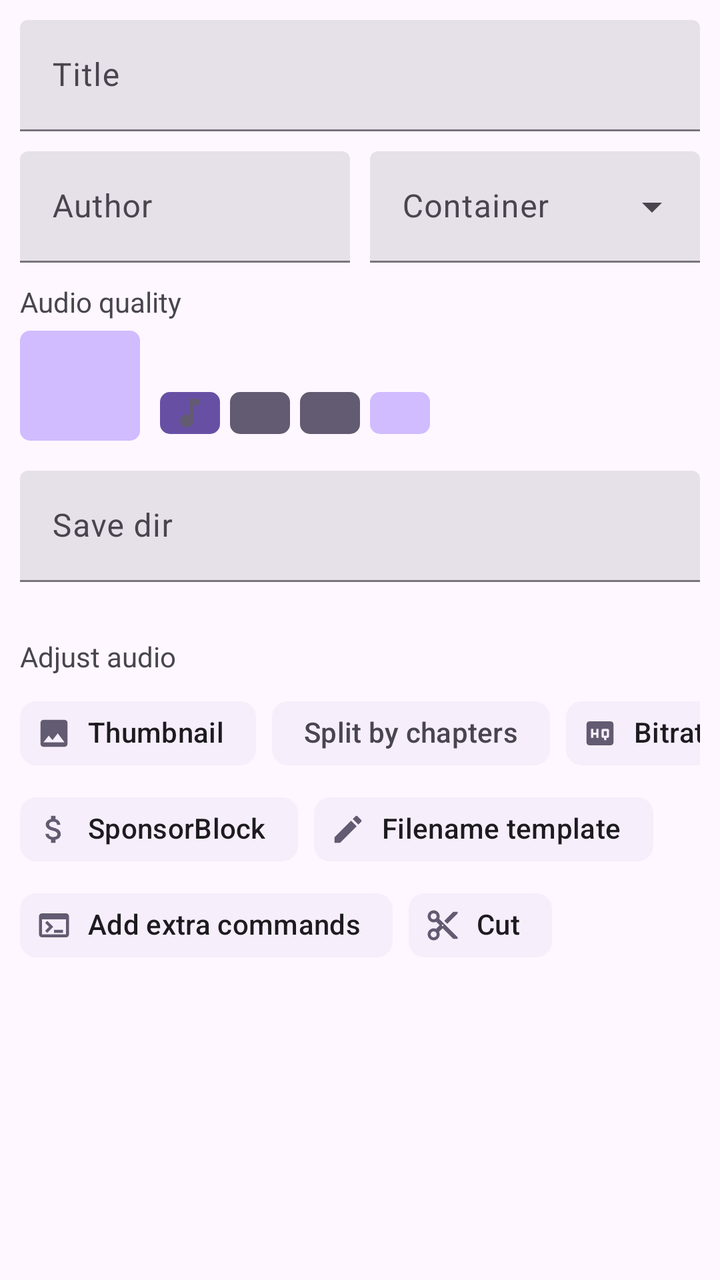
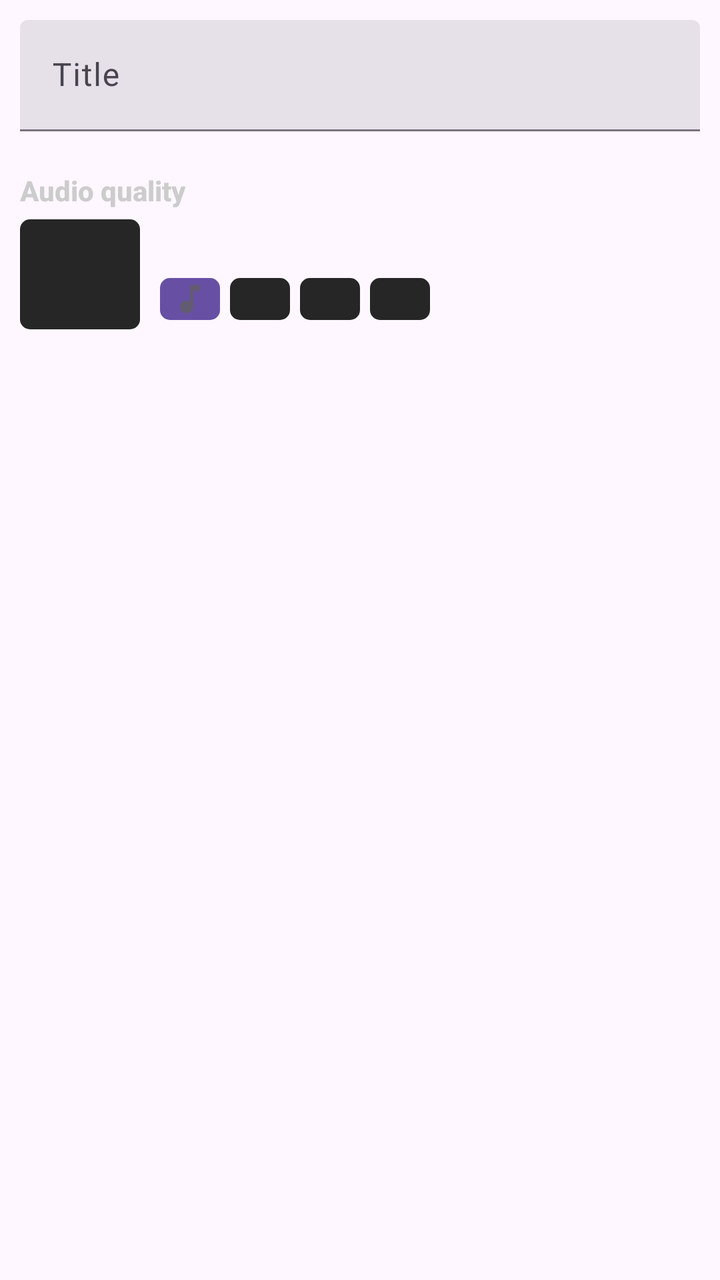

Screens rendered from an Android XML layout before and after an edit, with the pre-edit source and the edit as a unified diff.
<!-- AndroidManifest.xml: application theme BaseTheme -->
<!-- res/layout/fragment_download_audio.xml -->
<?xml version="1.0" encoding="utf-8"?>
<androidx.core.widget.NestedScrollView android:layout_width="match_parent"
    android:layout_height="wrap_content"
    android:scrollbars="none"
    xmlns:android="http://schemas.android.com/apk/res/android">

    <androidx.constraintlayout.widget.ConstraintLayout android:layout_width="match_parent"
        android:layout_height="match_parent"
        xmlns:app="http://schemas.android.com/apk/res-auto">

        <LinearLayout
            android:layout_width="match_parent"
            android:layout_height="match_parent"
            android:orientation="vertical">

            <com.google.android.material.textfield.TextInputLayout
                android:id="@+id/title_textinput"
                android:layout_width="match_parent"
                android:layout_height="wrap_content"
                android:layout_marginTop="10dp"
                android:paddingHorizontal="10dp"
                android:paddingBottom="10dp"
                android:hint="@string/title"
                style="@style/Widget.Material3.TextInputLayout.FilledBox">

                <com.google.android.material.textfield.TextInputEditText
                    android:layout_width="match_parent"
                    android:inputType="text"
                    android:layout_height="wrap_content"
                    />

            </com.google.android.material.textfield.TextInputLayout>

            <LinearLayout
                android:layout_width="match_parent"
                android:layout_height="wrap_content"
                android:paddingHorizontal="10dp"
                android:divider="@drawable/divider_10dp"
                android:showDividers="middle"
                android:orientation="horizontal">

                <com.google.android.material.textfield.TextInputLayout
                    android:id="@+id/author_textinput"
                    android:layout_width="0dp"
                    android:layout_height="wrap_content"
                    android:layout_weight="45"
                    android:hint="@string/author"
                    style="@style/Widget.Material3.TextInputLayout.FilledBox">

                    <com.google.android.material.textfield.TextInputEditText
                        android:layout_width="match_parent"
                        android:inputType="text"
                        android:layout_height="wrap_content"
                        />

                </com.google.android.material.textfield.TextInputLayout>


                <com.google.android.material.textfield.TextInputLayout
                    android:id="@+id/downloadContainer"
                    style="@style/Widget.Material3.TextInputLayout.FilledBox.ExposedDropdownMenu"
                    android:layout_width="0dp"
                    android:layout_weight="45"
                    android:layout_height="wrap_content"
                    android:hint="@string/container">

                    <AutoCompleteTextView
                        android:id="@+id/container_textview"
                        android:layout_width="match_parent"
                        android:layout_height="wrap_content"
                        android:textDirection="locale"
                        android:inputType="none"
                        app:simpleItems="@array/audio_containers"
                        />

                </com.google.android.material.textfield.TextInputLayout>

            </LinearLayout>

            <TextView
                android:layout_width="wrap_content"
                android:layout_height="wrap_content"
                android:paddingTop="10dp"
                android:paddingHorizontal="10dp"
                android:text="@string/audio_quality" />
            <include layout="@layout/format_item" />


            <com.google.android.material.textfield.TextInputLayout
                android:id="@+id/outputPath"
                android:paddingHorizontal="10dp"
                android:paddingBottom="0dp"
                android:paddingTop="10dp"
                style="@style/Widget.Material3.TextInputLayout.FilledBox"
                android:layout_width="match_parent"
                android:layout_height="wrap_content"
                android:hint="@string/save_dir">

                <com.google.android.material.textfield.TextInputEditText
                    android:layout_width="match_parent"
                    android:layout_height="wrap_content"
                    android:maxLines="2"
                    android:inputType="textMultiLine" />

            </com.google.android.material.textfield.TextInputLayout>

            <TextView
                android:id="@+id/freespace"
                android:paddingHorizontal="20dp"
                android:textSize="13sp"
                android:textColor="@android:color/tab_indicator_text"
                android:layout_width="wrap_content"
                android:layout_height="wrap_content" />

            <include layout="@layout/adjust_audio" />


        </LinearLayout>


    </androidx.constraintlayout.widget.ConstraintLayout>

</androidx.core.widget.NestedScrollView>
<!-- res/layout/format_item.xml (included above) -->
<?xml version="1.0" encoding="utf-8"?>
<com.google.android.material.card.MaterialCardView xmlns:app="http://schemas.android.com/apk/res-auto"
    xmlns:tools="http://schemas.android.com/tools"
    android:id="@+id/format_card_constraintLayout"
    android:layout_width="match_parent"
    xmlns:android="http://schemas.android.com/apk/res/android"
    android:checkable="true"
    android:clickable="true"
    android:focusable="true"
    android:backgroundTint="@android:color/transparent"
    app:checkedIcon="@drawable/snaptube_radio_checked"
    app:checkedIconTint="#FFB800"
    app:checkedIconGravity="TOP_END"
    app:checkedIconMargin="16dp"
    app:checkedIconSize="22dp"
    app:shapeAppearance="@style/ShapeAppearanceOverlay.Avatar"
    app:strokeWidth="0dp"
    app:cardPreventCornerOverlap="true"
    android:layout_height="wrap_content">

    <androidx.constraintlayout.widget.ConstraintLayout
        android:layout_width="match_parent"
        android:paddingVertical="5dp"
        android:paddingHorizontal="10dp"
        android:layout_height="wrap_content">

        <TextView
            android:id="@+id/container"
            android:layout_width="60dp"
            android:background="@drawable/rounded_corner"
            android:backgroundTint="?attr/colorPrimaryInverse"
            android:textColor="@color/white"
            android:clickable="false"
            android:layout_height="55dp"
            android:gravity="center"

            android:maxLines="1"
            android:lines="1"
            app:autoSizeTextType="uniform"
            app:autoSizeMinTextSize="8sp"
            app:autoSizeMaxTextSize="18sp"
            app:autoSizeStepGranularity="1sp"

            android:minWidth="30dp"
            app:cornerRadius="10dp"
            app:layout_constraintBottom_toBottomOf="parent"
            app:layout_constraintStart_toStartOf="parent"
            app:layout_constraintTop_toTopOf="parent" />


        <com.google.android.material.progressindicator.LinearProgressIndicator
            android:id="@+id/format_loading_progress"
            android:visibility="gone"
            android:layout_width="0dp"
            android:indeterminate="true"
            app:trackCornerRadius="20dp"
            app:trackColor="#000"
            android:layout_gravity="bottom"
            android:alpha="0.3"
            android:scaleY="200"
            app:layout_constraintTop_toTopOf="@id/container"
            app:layout_constraintBottom_toBottomOf="@id/container"
            app:layout_constraintStart_toStartOf="@id/container"
            app:layout_constraintEnd_toEndOf="@id/container"
            android:layout_height="wrap_content" />

        <androidx.constraintlayout.widget.ConstraintLayout
            android:layout_width="0dp"
            android:layout_height="wrap_content"
            android:orientation="vertical"
            app:layout_constraintBottom_toBottomOf="parent"
            app:layout_constraintEnd_toEndOf="parent"
            app:layout_constraintHorizontal_bias="0.0"
            app:layout_optimizationLevel="none"
            app:layout_constraintStart_toEndOf="@+id/container"
            app:layout_constraintTop_toTopOf="parent">


            <TextView
                android:id="@+id/format_note"
                android:layout_width="0dp"
                android:layout_height="wrap_content"
                android:textDirection="locale"
                android:ellipsize="end"
                android:gravity="start"
                android:maxLines="2"
                android:paddingHorizontal="10dp"
                android:textSize="20sp"
                app:layout_constrainedWidth="true"
                app:layout_constraintEnd_toStartOf="@+id/format_id"
                app:layout_constraintHorizontal_bias="0.0"
                app:layout_constraintHorizontal_chainStyle="packed"
                app:layout_constraintStart_toStartOf="parent"
                app:layout_constraintTop_toTopOf="parent" />

            <TextView
                android:id="@+id/format_id"
                android:layout_width="wrap_content"
                android:minWidth="40dp"
                android:layout_height="wrap_content"
                android:clickable="false"
                android:ellipsize="end"
                android:gravity="end"
                android:maxLines="1"
                app:layout_constraintEnd_toEndOf="parent"
                app:layout_constraintStart_toEndOf="@id/format_note"
                app:layout_constraintTop_toTopOf="@id/format_note"
                app:layout_constraintBottom_toBottomOf="@id/format_note"
                app:layout_constraintVertical_bias="0.0" />


            <androidx.constraintlayout.widget.Barrier
                android:id="@+id/formatnote_formatid"
                android:layout_width="wrap_content"
                android:layout_height="wrap_content"
                app:barrierDirection="bottom"
                app:constraint_referenced_ids="format_note,format_id" />


            <RelativeLayout
                android:id="@+id/relativeLayout"
                app:layout_constraintHorizontal_chainStyle="spread_inside"
                android:layout_width="wrap_content"
                android:layout_height="wrap_content"
                app:layout_constraintBottom_toBottomOf="parent"
                app:layout_constraintEnd_toEndOf="parent"
                app:layout_constraintHorizontal_bias="0.0"
                app:layout_constraintStart_toStartOf="parent"
                app:layout_constraintTop_toBottomOf="@id/formatnote_formatid">

                <HorizontalScrollView
                    android:layout_width="wrap_content"
                    android:layout_height="wrap_content"
                    android:layout_marginStart="10dp"
                    android:clickable="false"
                    android:focusable="false"
                    android:scrollbars="none">

                    <LinearLayout
                        android:id="@+id/linearLayout"
                        android:layout_width="wrap_content"
                        android:layout_height="wrap_content"
                        android:layout_gravity="bottom"
                        android:orientation="horizontal">

                        <TextView
                            android:id="@+id/audio_formats"
                            style="@style/Widget.Material3.FloatingActionButton.Large.Primary"
                            android:layout_width="wrap_content"
                            android:layout_height="wrap_content"
                            android:layout_marginEnd="5dp"
                            android:background="@drawable/rounded_corner"
                            android:backgroundTint="?attr/colorPrimary"
                            android:clickable="false"
                            android:ellipsize="end"
                            android:gravity="center"
                            android:maxLength="17"
                            android:minWidth="30dp"
                            android:paddingHorizontal="5dp"
                            android:outlineProvider="none"
                            android:textStyle="bold"
                            app:cornerRadius="10dp"
                            app:drawableStartCompat="@drawable/ic_music_formatcard"
                            app:layout_constraintBottom_toBottomOf="parent"
                            app:layout_constraintStart_toStartOf="parent"
                            app:layout_constraintTop_toTopOf="parent"  />


                        <TextView
                            android:id="@+id/codec"
                            style="@style/Widget.Material3.FloatingActionButton.Large.Secondary"
                            android:layout_width="wrap_content"
                            android:layout_height="wrap_content"
                            android:layout_marginEnd="5dp"
                            android:background="@drawable/rounded_corner"
                            android:backgroundTint="?attr/colorSecondary"
                            android:clickable="false"
                            android:gravity="center"
                            android:outlineProvider="none"
                            android:maxWidth="90dp"
                            android:maxLines="1"
                            android:minWidth="30dp"
                            android:paddingHorizontal="5dp"
                            android:textStyle="bold"
                            app:cornerRadius="10dp"
                            app:layout_constraintBottom_toBottomOf="parent"
                            app:layout_constraintStart_toStartOf="parent"
                            app:layout_constraintTop_toTopOf="parent" />

                        <TextView
                            android:id="@+id/file_size"
                            style="@style/Widget.Material3.FloatingActionButton.Large.Tertiary"
                            android:layout_width="wrap_content"
                            android:layout_height="wrap_content"
                            android:layout_marginEnd="5dp"
                            android:background="@drawable/rounded_corner"
                            android:backgroundTint="?attr/colorSecondary"
                            android:clickable="false"
                            android:gravity="center"
                            android:minWidth="30dp"
                            android:outlineProvider="none"
                            android:paddingHorizontal="5dp"
                            android:textStyle="bold"
                            app:cornerRadius="10dp"
                            app:layout_constraintBottom_toBottomOf="parent"
                            app:layout_constraintStart_toStartOf="parent"
                            app:layout_constraintTop_toTopOf="parent" />

                        <TextView
                            android:id="@+id/bitrate"
                            android:layout_width="wrap_content"
                            android:layout_height="wrap_content"
                            android:layout_marginEnd="5dp"
                            android:background="@drawable/rounded_corner"
                            android:backgroundTint="?attr/colorPrimaryInverse"
                            android:textColor="@color/white"
                            android:clickable="false"
                            android:gravity="center"
                            android:minWidth="30dp"
                            android:paddingHorizontal="5dp"
                            android:outlineProvider="none"
                            android:textStyle="bold"
                            app:cornerRadius="10dp"
                            app:layout_constraintBottom_toBottomOf="parent"
                            app:layout_constraintStart_toStartOf="parent"
                            app:layout_constraintTop_toTopOf="parent" />

                    </LinearLayout>

                </HorizontalScrollView>

            </RelativeLayout>



        </androidx.constraintlayout.widget.ConstraintLayout>

    </androidx.constraintlayout.widget.ConstraintLayout>


</com.google.android.material.card.MaterialCardView>
<!-- res/layout/adjust_audio.xml (included above) -->
<LinearLayout android:layout_width="match_parent"
    android:id="@+id/adjust"
    xmlns:app="http://schemas.android.com/apk/res-auto"
    android:paddingHorizontal="10dp"
    android:layout_height="wrap_content"
    android:orientation="vertical"
    xmlns:android="http://schemas.android.com/apk/res/android">

    <TextView
        android:paddingTop="10dp"
        android:layout_width="wrap_content"
        android:paddingBottom="5dp"
        android:layout_height="wrap_content"
        android:text="@string/adjust_audio" />

    <HorizontalScrollView
        android:scrollbars="none"
        android:layout_width="wrap_content"
        android:layout_height="wrap_content" >

        <com.google.android.material.chip.ChipGroup
            android:layout_width="wrap_content"
            app:chipSpacingVertical="0dp"
            app:singleLine="true"
            android:layout_height="wrap_content">

            <com.google.android.material.chip.Chip
                android:id="@+id/thumbnail"
                style="@style/Widget.Material3.Chip.Assist.Elevated"
                android:layout_width="wrap_content"
                android:layout_height="wrap_content"
                android:checked="false"
                app:chipIcon="@drawable/ic_image"
                android:outlineProvider="none"
                android:text="@string/thumbnail" />

            <com.google.android.material.chip.Chip
                android:id="@+id/split_by_chapters"
                style="@style/Widget.Material3.Chip.Filter.Elevated"
                android:layout_width="wrap_content"
                android:layout_height="wrap_content"
                android:checked="false"
                android:outlineProvider="none"
                android:text="@string/split_by_chapters"/>

            <com.google.android.material.chip.Chip
                android:id="@+id/audio_bitrate"
                style="@style/Widget.Material3.Chip.Assist.Elevated"
                android:layout_width="wrap_content"
                android:layout_height="wrap_content"
                android:gravity="center"
                android:minWidth="30dp"
                android:outlineProvider="none"
                android:text="@string/bitrate"
                app:chipIcon="@drawable/baseline_high_quality_24"
                app:chipIconVisible="true"
                app:cornerRadius="10dp"
                app:layout_constraintBottom_toBottomOf="parent"
                app:layout_constraintStart_toStartOf="parent"
                app:layout_constraintTop_toTopOf="parent" />

        </com.google.android.material.chip.ChipGroup>

    </HorizontalScrollView>

    <HorizontalScrollView
        android:layout_width="wrap_content"
        android:layout_height="wrap_content"
        android:scrollbars="none">

        <com.google.android.material.chip.ChipGroup
            android:layout_width="wrap_content"
            android:layout_height="wrap_content"
            app:chipSpacingVertical="0dp"
            app:singleLine="true">


            <com.google.android.material.chip.Chip
                android:id="@+id/sponsorblock_filters"
                style="@style/Widget.Material3.Chip.Assist.Elevated"
                android:layout_width="wrap_content"
                android:layout_height="wrap_content"
                android:gravity="center"
                android:minWidth="30dp"
                android:outlineProvider="none"
                android:text="@string/sponsorblock"
                app:chipIcon="@drawable/ic_money"
                app:chipIconVisible="true"
                app:cornerRadius="10dp"
                app:layout_constraintBottom_toBottomOf="parent"
                app:layout_constraintStart_toStartOf="parent"
                app:layout_constraintTop_toTopOf="parent" />

            <com.google.android.material.chip.Chip
                android:id="@+id/filename_template"
                style="@style/Widget.Material3.Chip.Assist.Elevated"
                android:layout_width="wrap_content"
                android:layout_height="wrap_content"
                android:gravity="center"
                android:outlineProvider="none"
                android:minWidth="30dp"
                android:text="@string/file_name_template"
                app:chipIcon="@drawable/ic_edit"
                app:chipIconVisible="true"
                app:cornerRadius="10dp"
                app:layout_constraintBottom_toBottomOf="parent"
                app:layout_constraintStart_toStartOf="parent"
                app:layout_constraintTop_toTopOf="parent" />


        </com.google.android.material.chip.ChipGroup>

    </HorizontalScrollView>

    <HorizontalScrollView
        android:layout_width="wrap_content"
        android:layout_height="match_parent">

        <com.google.android.material.chip.ChipGroup
            android:layout_width="wrap_content"
            android:layout_height="match_parent">

            <com.google.android.material.chip.Chip
                android:id="@+id/extra_commands"
                style="@style/Widget.Material3.Chip.Assist.Elevated"
                android:layout_width="wrap_content"
                android:layout_height="wrap_content"
                android:gravity="center"
                android:text="@string/use_extra_commands"
                android:outlineProvider="none"

                app:chipIconVisible="true"
                app:chipIcon="@drawable/ic_terminal"
                android:minWidth="30dp"
                app:cornerRadius="10dp"
                app:layout_constraintBottom_toBottomOf="parent"
                app:layout_constraintStart_toStartOf="parent"
                app:layout_constraintTop_toTopOf="parent" />

            <com.google.android.material.chip.Chip
                android:id="@+id/cut"
                style="@style/Widget.Material3.Chip.Assist.Elevated"
                android:layout_width="wrap_content"
                android:layout_height="wrap_content"
                android:gravity="center"
                app:chipIconVisible="true"
                android:outlineProvider="none"
                app:chipIcon="@drawable/ic_cut"
                android:text="@string/cut"
                android:minWidth="30dp"
                app:cornerRadius="10dp"
                app:layout_constraintBottom_toBottomOf="parent"
                app:layout_constraintStart_toStartOf="parent"
                app:layout_constraintTop_toTopOf="parent" />

        </com.google.android.material.chip.ChipGroup>

    </HorizontalScrollView>


    
</LinearLayout>
<!-- resources referenced by this layout -->
<resources>
  <string-array name="audio_containers">
          <item>@string/defaultValue</item>
          <item>mp3</item>
          <item>m4a</item>
          <item>aac</item>
          <item>alac</item>
          <item>flac</item>
          <item>opus</item>
          <item>wav</item>
          <item>vorbis</item>
      </string-array>
  <color name="white">#FFFFFF</color>
  <!-- drawable divider_10dp (drawable) -->
  <?xml version="1.0" encoding="utf-8"?>
  <shape xmlns:android="http://schemas.android.com/apk/res/android">
      <size
          android:height="10dp"
          android:width="10dp"/>
  </shape>
  <!-- drawable ic_edit (drawable) -->
  <vector android:height="24dp"
      android:viewportHeight="24" android:viewportWidth="24"
      android:width="24dp" xmlns:android="http://schemas.android.com/apk/res/android">
      <path android:fillColor="?android:colorAccent" android:pathData="M3,17.25V21h3.75L17.81,9.94l-3.75,-3.75L3,17.25zM20.71,7.04c0.39,-0.39 0.39,-1.02 0,-1.41l-2.34,-2.34c-0.39,-0.39 -1.02,-0.39 -1.41,0l-1.83,1.83 3.75,3.75 1.83,-1.83z"/>
  </vector>
  <!-- drawable ic_image (drawable) -->
  <vector android:height="24dp"
      android:viewportHeight="24" android:viewportWidth="24"
      android:width="24dp" xmlns:android="http://schemas.android.com/apk/res/android">
      <path android:fillColor="?android:colorAccent" android:pathData="M21,19V5c0,-1.1 -0.9,-2 -2,-2H5c-1.1,0 -2,0.9 -2,2v14c0,1.1 0.9,2 2,2h14c1.1,0 2,-0.9 2,-2zM8.5,13.5l2.5,3.01L14.5,12l4.5,6H5l3.5,-4.5z"/>
  </vector>
  <!-- drawable ic_music_formatcard (drawable) -->
  <vector android:height="19dp"
      android:viewportHeight="24" android:viewportWidth="24"
      android:width="20dp" xmlns:android="http://schemas.android.com/apk/res/android">
      <path android:fillColor="?android:colorAccent" android:pathData="M12,3v10.55c-0.59,-0.34 -1.27,-0.55 -2,-0.55 -2.21,0 -4,1.79 -4,4s1.79,4 4,4 4,-1.79 4,-4V7h4V3h-6z"/>
  </vector>
  <!-- drawable rounded_corner (drawable) -->
  <?xml version="1.0" encoding="utf-8"?>
  <shape xmlns:android="http://schemas.android.com/apk/res/android" >
      <solid android:color="#ffffff" />
  
      <padding
          android:left="1dp"
          android:right="1dp"
          android:bottom="1dp"
          android:top="1dp" />
  
      <corners android:radius="5dp" />
  </shape>
  <string name="adjust_audio">Adjust audio</string>
  <string name="audio_quality">Audio quality</string>
  <string name="author">Author</string>
  <string name="bitrate">Bitrate</string>
  <string name="container">Container</string>
  <string name="cut">Cut</string>
  <string name="file_name_template">Filename template</string>
  <string name="save_dir">Save dir</string>
  <string name="split_by_chapters">Split by chapters</string>
  <string name="sponsorblock">SponsorBlock</string>
  <string name="thumbnail">Thumbnail</string>
  <string name="title">Title</string>
  <string name="use_extra_commands">Add extra commands</string>
  <style name="ShapeAppearanceOverlay.Avatar" parent="ShapeAppearance.MaterialComponents.SmallComponent">
          <item name="cornerFamily">rounded</item>
          <item name="cornerSize">5dp</item>
      </style>
  <string name="defaultValue">Default</string>
  <style name="Preference.SwitchPreferenceCompat.Material3" parent="@style/Preference.SwitchPreferenceCompat.Material">
          <item name="widgetLayout">@layout/preferece_material_switch</item>
      </style>
  <style name="snackBarStyle" parent="@style/Widget.Material3.Snackbar">
          <item name="shapeAppearance">@style/ShapeAppearance.Material3.Corner.ExtraLarge</item>
          <item name="android:paddingStart">20dp</item>
          <item name="android:paddingEnd">20dp</item>
          <item name="maxLines">2</item>
          <item name="animationMode">slide</item>
      </style>
  <style name="PreferenceTheme" parent="PreferenceThemeOverlay">
          <item name="singleLineTitle">false</item>
      </style>
  <!-- unchanged entries left out for length: 6 -->
</resources>

<!-- the commit's change to res/layout/fragment_download_audio.xml (unified diff, before → after) -->
@@ -37,6 +37,7 @@
                 android:paddingHorizontal="10dp"
                 android:divider="@drawable/divider_10dp"
                 android:showDividers="middle"
+                android:visibility="gone"
                 android:orientation="horizontal">
 
                 <com.google.android.material.textfield.TextInputLayout
@@ -82,6 +83,9 @@
                 android:layout_height="wrap_content"
                 android:paddingTop="10dp"
                 android:paddingHorizontal="10dp"
+                android:textColor="#CCCCCC"
+                android:textStyle="bold"
+                android:fontFamily="sans-serif-medium"
                 android:text="@string/audio_quality" />
             <include layout="@layout/format_item" />
 
@@ -91,6 +95,7 @@
                 android:paddingHorizontal="10dp"
                 android:paddingBottom="0dp"
                 android:paddingTop="10dp"
+                android:visibility="gone"
                 style="@style/Widget.Material3.TextInputLayout.FilledBox"
                 android:layout_width="match_parent"
                 android:layout_height="wrap_content"
@@ -108,11 +113,17 @@
                 android:id="@+id/freespace"
                 android:paddingHorizontal="20dp"
                 android:textSize="13sp"
+                android:visibility="gone"
                 android:textColor="@android:color/tab_indicator_text"
                 android:layout_width="wrap_content"
                 android:layout_height="wrap_content" />
 
-            <include layout="@layout/adjust_audio" />
+            <LinearLayout
+                android:layout_width="match_parent"
+                android:layout_height="wrap_content"
+                android:visibility="gone">
+                <include layout="@layout/adjust_audio" />
+            </LinearLayout>
 
 
         </LinearLayout>
@@ -152,8 +163,10 @@
             android:id="@+id/container"
             android:layout_width="60dp"
             android:background="@drawable/rounded_corner"
-            android:backgroundTint="?attr/colorPrimaryInverse"
-            android:textColor="@color/white"
+            android:backgroundTint="#262626"
+            android:textColor="#FFB800"
+            android:textStyle="bold"
+            android:fontFamily="sans-serif-black"
             android:clickable="false"
             android:layout_height="55dp"
             android:gravity="center"
@@ -209,7 +222,10 @@
                 android:gravity="start"
                 android:maxLines="2"
                 android:paddingHorizontal="10dp"
-                android:textSize="20sp"
+                android:textColor="#FFFFFF"
+                android:textSize="18sp"
+                android:textStyle="bold"
+                android:fontFamily="sans-serif-medium"
                 app:layout_constrainedWidth="true"
                 app:layout_constraintEnd_toStartOf="@+id/format_id"
                 app:layout_constraintHorizontal_bias="0.0"
@@ -226,6 +242,7 @@
                 android:ellipsize="end"
                 android:gravity="end"
                 android:maxLines="1"
+                android:visibility="gone"
                 app:layout_constraintEnd_toEndOf="parent"
                 app:layout_constraintStart_toEndOf="@id/format_note"
                 app:layout_constraintTop_toTopOf="@id/format_note"
@@ -297,16 +314,17 @@
                             android:layout_height="wrap_content"
                             android:layout_marginEnd="5dp"
                             android:background="@drawable/rounded_corner"
-                            android:backgroundTint="?attr/colorSecondary"
+                            android:backgroundTint="#262626"
+                            android:textColor="#888888"
                             android:clickable="false"
                             android:gravity="center"
                             android:outlineProvider="none"
                             android:maxWidth="90dp"
                             android:maxLines="1"
                             android:minWidth="30dp"
-                            android:paddingHorizontal="5dp"
+                            android:paddingHorizontal="6dp"
                             android:textStyle="bold"
-                            app:cornerRadius="10dp"
+                            app:cornerRadius="8dp"
                             app:layout_constraintBottom_toBottomOf="parent"
                             app:layout_constraintStart_toStartOf="parent"
                             app:layout_constraintTop_toTopOf="parent" />
@@ -318,14 +336,15 @@
                             android:layout_height="wrap_content"
                             android:layout_marginEnd="5dp"
                             android:background="@drawable/rounded_corner"
-                            android:backgroundTint="?attr/colorSecondary"
+                            android:backgroundTint="#262626"
+                            android:textColor="#FFB800"
                             android:clickable="false"
                             android:gravity="center"
                             android:minWidth="30dp"
                             android:outlineProvider="none"
-                            android:paddingHorizontal="5dp"
+                            android:paddingHorizontal="6dp"
                             android:textStyle="bold"
-                            app:cornerRadius="10dp"
+                            app:cornerRadius="8dp"
                             app:layout_constraintBottom_toBottomOf="parent"
                             app:layout_constraintStart_toStartOf="parent"
                             app:layout_constraintTop_toTopOf="parent" />
@@ -336,8 +355,8 @@
                             android:layout_height="wrap_content"
                             android:layout_marginEnd="5dp"
                             android:background="@drawable/rounded_corner"
-                            android:backgroundTint="?attr/colorPrimaryInverse"
-                            android:textColor="@color/white"
+                            android:backgroundTint="#262626"
+                            android:textColor="#CCCCCC"
                             android:clickable="false"
                             android:gravity="center"
                             android:minWidth="30dp"
<!-- resource entries referenced after the edit -->
@@ -11,7 +11,6 @@
           <item>wav</item>
           <item>vorbis</item>
       </string-array>
-  <color name="white">#FFFFFF</color>
   <!-- drawable divider_10dp (drawable) -->
   <?xml version="1.0" encoding="utf-8"?>
   <shape xmlns:android="http://schemas.android.com/apk/res/android">
